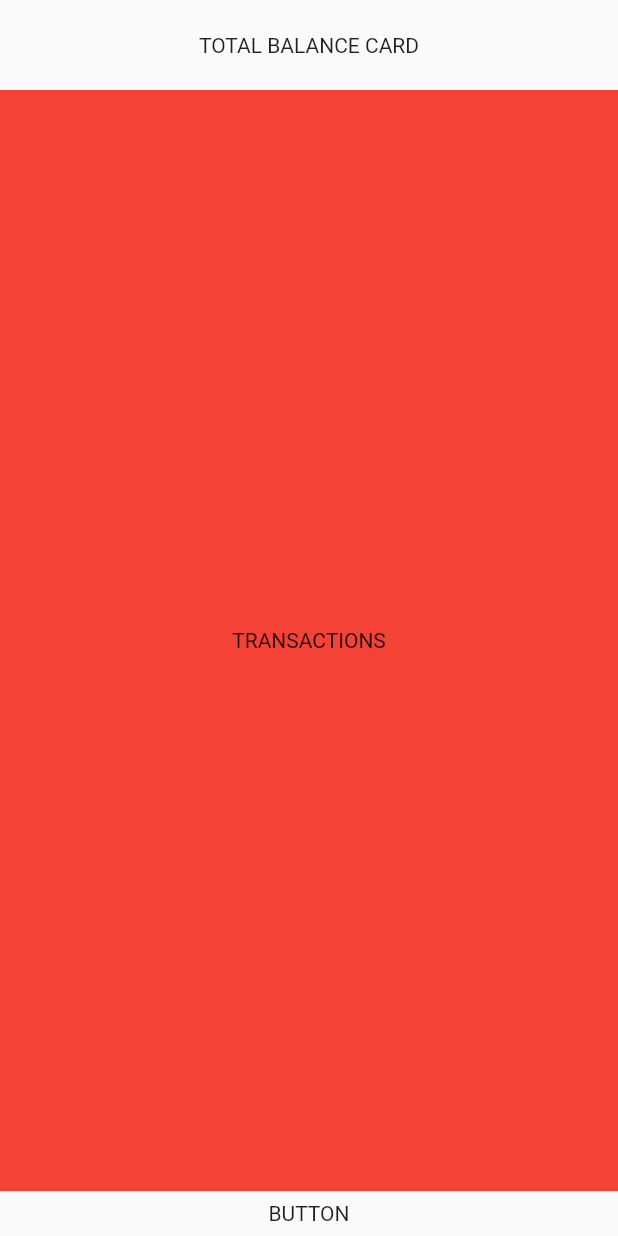
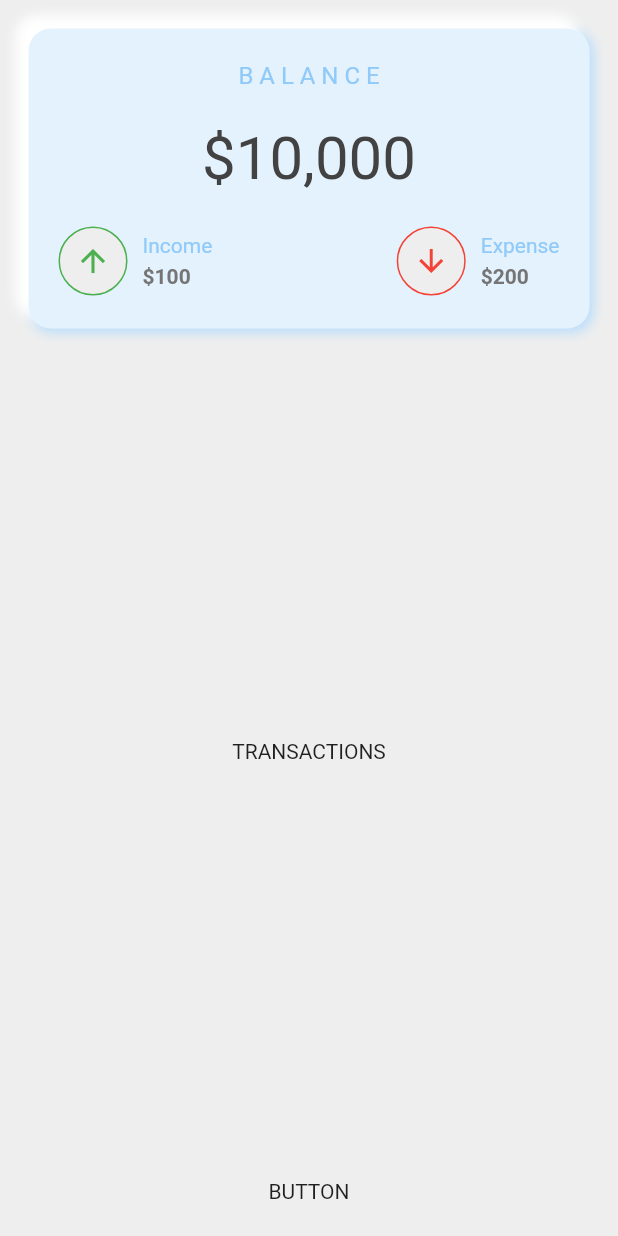
Before and after one commit to Varun9729/expense_tracker, a Flutter app: the screen it shows after launch, on a phone screen of 412 x 824 dp. Run offline on Flutter 3.47's test engine with Material 2 defaults, Android fonts, the phone set to English and light mode, and no system bars; missing offline and left inert: gsheets; key blocks and very long unbroken strings in the code were emptied for the run.

Commit message:
Designed top card

```diff
--- a/lib/home_page.dart
+++ b/lib/home_page.dart
@@ -1,3 +1,4 @@
+import 'package:expense_tracker/top_card.dart';
 import 'package:flutter/material.dart';
 
 class HomePage extends StatefulWidget {
@@ -12,17 +13,19 @@ class _HomePageState extends State<HomePage> {
   Widget build(BuildContext context) {
     return SafeArea(
       child: Scaffold(
-          body: Column(
+          backgroundColor: Colors.grey[200],
+          body: Padding(
+            padding: const EdgeInsets.all(15.0),
+            child: Column(
               children: [
-          Container(
-            height: 60,
-            child: Center(
-              child: Text('TOTAL BALANCE CARD'),
-            ),
+                TopCard(
+                  balance: '10,000',
+                  income: '100',
+                  expense: '200',
                 ),
                 Expanded(
                   child: Container(
-              color: Colors.red,
+                    // color: Colors.red,
                     child: Center(child: Text('TRANSACTIONS')),
                   ),
                 ),
@@ -31,6 +34,7 @@ class _HomePageState extends State<HomePage> {
                   child: Center(child: Text("BUTTON")),
                 ),
               ],
+            ),
           )),
     );
   }
--- /dev/null
+++ b/lib/top_card.dart
@@ -0,0 +1,129 @@
+import 'package:flutter/material.dart';
+
+class TopCard extends StatelessWidget {
+  final String balance;
+  final String income;
+  final String expense;
+
+  const TopCard(
+      {Key? key,
+      required this.balance,
+      required this.income,
+      required this.expense})
+      : super(key: key);
+  @override
+  Widget build(BuildContext context) {
+    return Padding(
+      padding: const EdgeInsets.all(4.0),
+      child: Container(
+        height: 200,
+        child: Center(
+          child: Column(
+            mainAxisAlignment: MainAxisAlignment.spaceEvenly,
+            children: [
+              Text('B A L A N C E',
+                  style: TextStyle(color: Color(0xff90caf9), fontSize: 16)),
+              Text(
+                '\$' + balance,
+                style: TextStyle(color: Colors.grey[800], fontSize: 40),
+              ),
+              Padding(
+                padding: const EdgeInsets.symmetric(horizontal: 20.0),
+                child: Row(
+                  mainAxisAlignment: MainAxisAlignment.spaceBetween,
+                  children: [
+                    Row(
+                      children: [
+                        Container(
+                          padding: EdgeInsets.all(10),
+                          decoration: BoxDecoration(
+                            shape: BoxShape.circle,
+                            border: Border.all(color: Colors.green),
+                            color: Colors.grey[200],
+                          ),
+                          child: Center(
+                            child: Icon(
+                              Icons.arrow_upward,
+                              color: Colors.green,
+                            ),
+                          ),
+                        ),
+                        SizedBox(
+                          width: 10,
+                        ),
+                        Column(
+                          crossAxisAlignment: CrossAxisAlignment.start,
+                          children: [
+                            Text('Income',
+                                style: TextStyle(color: Color(0xff90caf9))),
+                            SizedBox(
+                              height: 5,
+                            ),
+                            Text('\$' + income,
+                                style: TextStyle(
+                                    color: Colors.grey[600],
+                                    fontWeight: FontWeight.bold)),
+                          ],
+                        )
+                      ],
+                    ),
+                    Row(
+                      children: [
+                        Container(
+                          padding: EdgeInsets.all(10),
+                          decoration: BoxDecoration(
+                            shape: BoxShape.circle,
+                            border: Border.all(color: Colors.red),
+                            color: Colors.grey[200],
+                          ),
+                          child: Center(
+                            child: Icon(
+                              Icons.arrow_downward,
+                              color: Colors.red,
+                            ),
+                          ),
+                        ),
+                        SizedBox(
+                          width: 10,
+                        ),
+                        Column(
+                          crossAxisAlignment: CrossAxisAlignment.start,
+                          children: [
+                            Text('Expense',
+                                style: TextStyle(color: Color(0xff90caf9))),
+                            SizedBox(
+                              height: 5,
+                            ),
+                            Text('\$' + expense,
+                                style: TextStyle(
+                                    color: Colors.grey[600],
+                                    fontWeight: FontWeight.bold)),
+                          ],
+                        )
+                      ],
+                    )
+                  ],
+                ),
+              )
+            ],
+          ),
+        ),
+        decoration: BoxDecoration(
+            borderRadius: BorderRadius.circular(15),
+            color: Color(0xffe3f2fd),
+            boxShadow: [
+              BoxShadow(
+                  color: Color(0xffbbdefb),
+                  offset: Offset(2.0, 2.0),
+                  blurRadius: 6.0,
+                  spreadRadius: 1.0),
+              BoxShadow(
+                  color: Colors.white,
+                  offset: Offset(-8.0, -8.0),
+                  blurRadius: 6.0,
+                  spreadRadius: 1.0),
+            ]),
+      ),
+    );
+  }
+}
```
Lines whose indentation alone changed are shown as unchanged.
